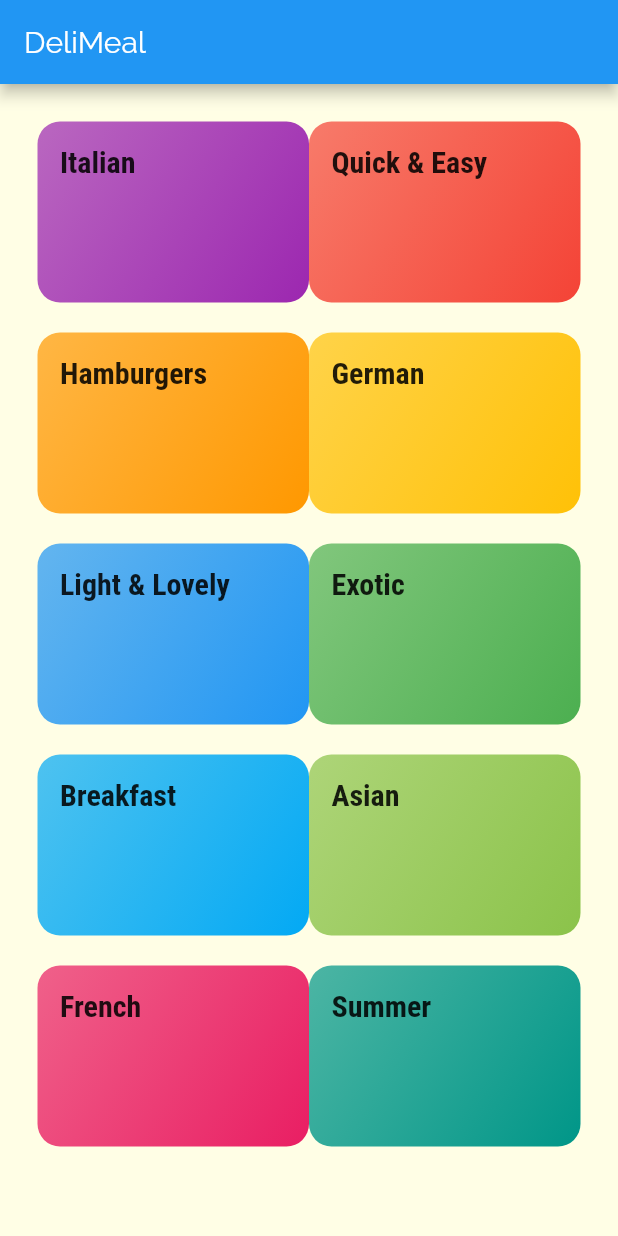
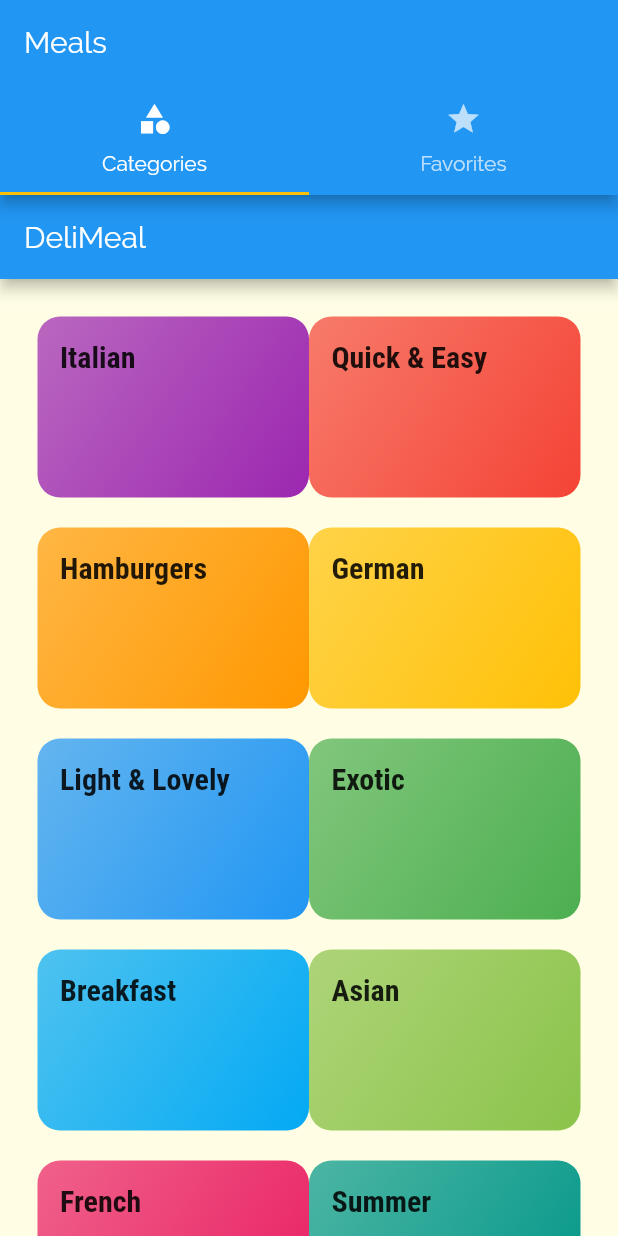
Before and after one commit to rakeshgzp/flutter, a Flutter app: the screen it shows after launch, on a phone screen of 412 x 824 dp. Run offline on Flutter 3.47's test engine with Material 2 defaults, Android fonts, the phone set to English and light mode, and no system bars.

```diff
--- a/meals_app/lib/main.dart
+++ b/meals_app/lib/main.dart
@@ -1,5 +1,6 @@
 import 'package:flutter/material.dart';
-import 'package:meals_app/screens/meal_detail_screen.dart';
+import './screens/tabs_screen.dart';
+import './screens/meal_detail_screen.dart';
 import 'screens/category_meals_screen.dart';
 import 'screens/categories_screen.dart';
 
@@ -33,9 +34,16 @@ class MyApp extends StatelessWidget {
       ),
       // home: CategoriesScreen(),
       routes: {
-        '/': (ctx) => CategoriesScreen(),
+        '/': (ctx) => TabsScreen(),
         CategoryMealsScreen.routeName: (ctx) => CategoryMealsScreen(),
         MealDetailScreen.routeName: (ctx) => MealDetailScreen(),
+      },
+      onGenerateRoute: (settings) {
+        print(settings.arguments);
+        return MaterialPageRoute(builder: (ctx) => CategoriesScreen());
+      },
+      onUnknownRoute: (settings) {
+        return MaterialPageRoute(builder: (ctx) => CategoriesScreen());
       },
     );
   }
--- /dev/null
+++ b/meals_app/lib/screens/tabs_screen.dart
@@ -0,0 +1,41 @@
+import 'package:flutter/material.dart';
+import '../screens/categories_screen.dart';
+import '../screens/favorites_screen.dart';
+
+class TabsScreen extends StatefulWidget {
+  @override
+  _TabsScreenState createState() => _TabsScreenState();
+}
+
+class _TabsScreenState extends State<TabsScreen> {
+  @override
+  Widget build(BuildContext context) {
+    return DefaultTabController(
+        length: 2,
+        child: Scaffold(
+          appBar: AppBar(
+            title: Text('Meals'),
+            bottom: TabBar(tabs: <Widget>[
+              Tab(
+                icon: Icon(
+                  Icons.category,
+                ),
+                text: 'Categories',
+              ),
+              Tab(
+                icon: Icon(
+                  Icons.star,
+                ),
+                text: 'Favorites',
+              ),
+            ]),
+          ),
+          body: TabBarView(
+            children: <Widget>[
+              CategoriesScreen(),
+              FavoritesScreen(),
+            ],
+          ),
+        ));
+  }
+}
```
Also changed, not shown: meals_app/lib/screens/favorites_screen.dart (added, +10 -0 lines), meals_app/lib/screens/meal_detail_screen.dart (+76 -7 lines).
